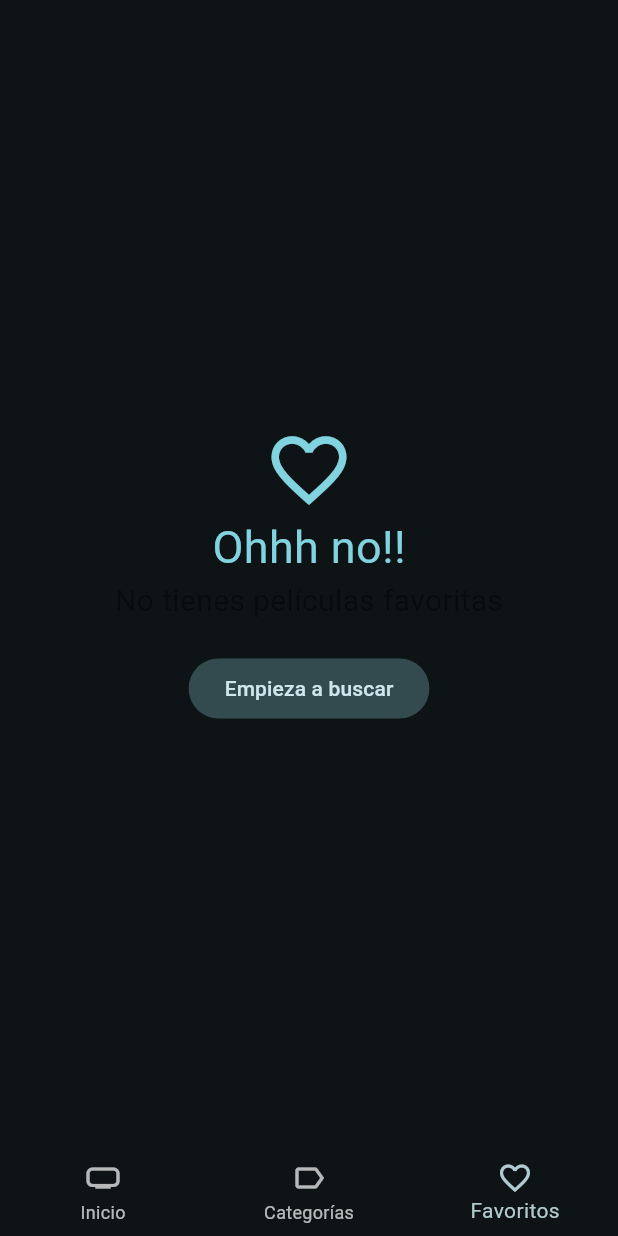
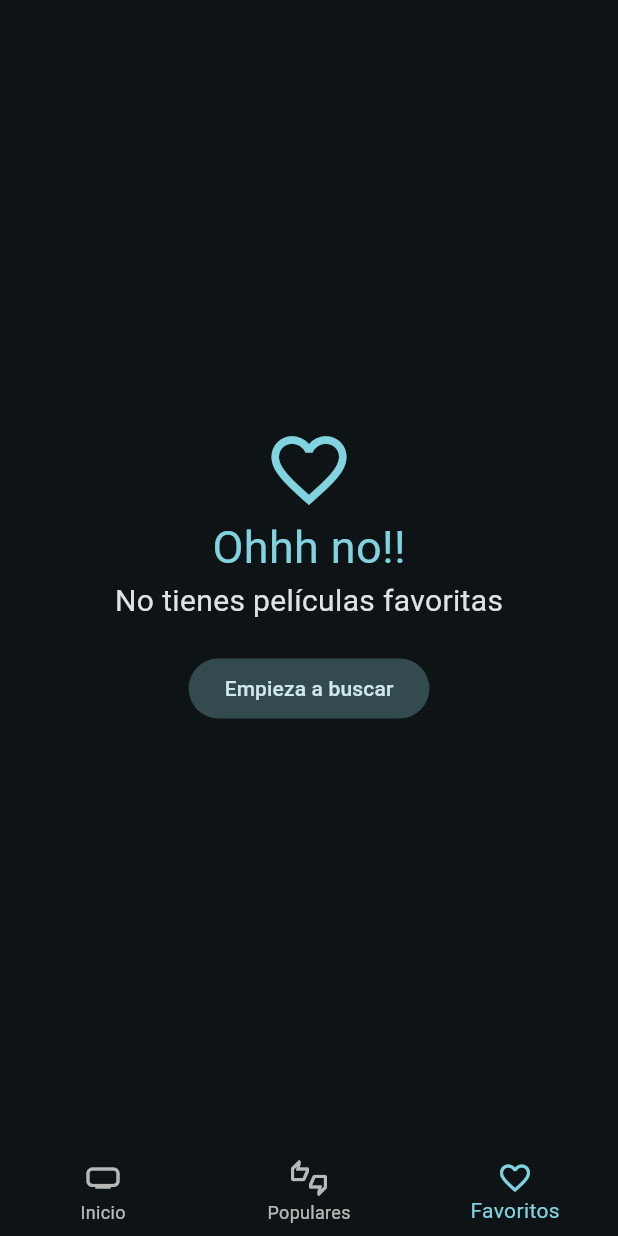
Before and after one commit to DavidSilvente/tfg_cine_app, a Flutter app: the screen it shows after launch, item 3 of the bottom bar chosen, on a phone screen of 412 x 824 dp. Run offline on Flutter 3.47's test engine with Material 3 defaults, Android fonts, the phone set to English and light mode, and no system bars; our stand-ins replace animate_do, card_swiper, dio, flutter_dotenv, flutter_riverpod, go_router and 2 more; accounts and stored records are empty; network calls fail.

Commit message:
Implementacion dark mode por defecto, adaptación gradientes, modificación estilo pagina movie, implementacion de página populares, gif de carga añadido y human format de fecha.

```diff
--- a/lib/main.dart
+++ b/lib/main.dart
@@ -3,6 +3,7 @@ import 'package:flutter_dotenv/flutter_dotenv.dart';
 import 'package:cine_tfg_app/config/router/app_router.dart';
 import 'package:cine_tfg_app/config/theme/app_theme.dart';
 import 'package:flutter_riverpod/flutter_riverpod.dart';
+import 'package:intl/date_symbol_data_local.dart';
 
 
 Future<void> main() async {
@@ -17,6 +18,9 @@ class MyApp extends StatelessWidget {
 
   @override
   Widget build(BuildContext context) {
+
+    initializeDateFormatting();
+
     return MaterialApp.router(
       routerConfig: appRouter,
       debugShowCheckedModeBanner: false,
--- a/lib/presentation/screens/movies/home_screen.dart
+++ b/lib/presentation/screens/movies/home_screen.dart
@@ -2,7 +2,7 @@ import 'package:cine_tfg_app/presentation/views/views.dart';
 import 'package:cine_tfg_app/presentation/widgets/widgets.dart';
 import 'package:flutter/material.dart';
 
-class HomeScreen extends StatelessWidget {
+class HomeScreen extends StatefulWidget {
 
   static const name = 'home-screen';
   final int pageIndex;
@@ -12,20 +12,59 @@ class HomeScreen extends StatelessWidget {
     required this.pageIndex
   });
 
+  @override
+  State<HomeScreen> createState() => _HomeScreenState();
+}
+
+//* Este Mixin es necesario para mantener el estado en el PageView
+class _HomeScreenState extends State<HomeScreen> with AutomaticKeepAliveClientMixin {
+
+  late PageController pageController;
+
+  @override
+  void initState() {
+    super.initState();
+    pageController = PageController(
+      keepPage: true
+    );
+  }
+
+  @override
+  void dispose() {
+    pageController.dispose();
+    super.dispose();
+  }
   final viewRoutes =  const <Widget>[
     HomeView(),
-    SizedBox(), // <--- categorias View
+    PopularView(), // <--- categorias View
     FavoritesView(),
   ];
 
   @override
   Widget build(BuildContext context) {
+    super.build(context);
+
+    if ( pageController.hasClients ) {
+      pageController.animateToPage(
+        widget.pageIndex,
+        curve: Curves.easeOut,
+        duration: const Duration( milliseconds: 250)
+      );
+    }
+
     return Scaffold(
-      body: IndexedStack(
-        index: pageIndex,
+      body: PageView(
+        physics: const NeverScrollableScrollPhysics(),
+        controller: pageController,
+        // index: pageIndex,
         children: viewRoutes,
       ),
-      bottomNavigationBar: CustomBottomNavigation( currentIndex: pageIndex ),
+      bottomNavigationBar: CustomBottomNavigation(
+        currentIndex: widget.pageIndex,
+      ),
     );
   }
+
+  @override
+  bool get wantKeepAlive => true;
 }
--- a/lib/presentation/views/movies/favorite_view.dart
+++ b/lib/presentation/views/movies/favorite_view.dart
@@ -56,7 +56,7 @@ class FavoritesViewState extends ConsumerState<FavoritesView> {
           children: [
             Icon( Icons.favorite_outline_sharp, size: 60, color: colors.primary ),
             Text('Ohhh no!!', style: TextStyle( fontSize: 30, color: colors.primary)),
-            const Text('No tienes películas favoritas', style: TextStyle( fontSize: 20, color: Colors.black45 )),
+            const Text('No tienes películas favoritas', style: TextStyle( fontSize: 20)),
 
             const SizedBox(height: 20),
             FilledButton.tonal(
--- a/lib/presentation/views/views.dart
+++ b/lib/presentation/views/views.dart
@@ -1,2 +1,3 @@
 export 'movies/favorite_view.dart';
 export 'movies/home_view.dart';
+export 'movies/popular_view.dart';
--- a/lib/presentation/widgets/shared/custom_bottom_navigation.dart
+++ b/lib/presentation/widgets/shared/custom_bottom_navigation.dart
@@ -30,18 +30,22 @@ class CustomBottomNavigation extends StatelessWidget {
 
   @override
   Widget build(BuildContext context) {
+
+    final colors = Theme.of(context).colorScheme;
+
     return BottomNavigationBar(
       currentIndex: currentIndex,
       onTap: (value) => onItemTapped(context, value),
       elevation: 0,
+      selectedItemColor: colors.primary,
       items: const [
         BottomNavigationBarItem(
           icon: Icon( Icons.home_max ),
           label: 'Inicio'
         ),
         BottomNavigationBarItem(
-          icon: Icon( Icons.label_outline ),
-          label: 'Categorías'
+          icon: Icon( Icons.thumbs_up_down_outlined),
+          label: 'Populares'
         ),
         BottomNavigationBarItem(
           icon: Icon( Icons.favorite_outline ),
--- a/lib/presentation/widgets/widgets.dart
+++ b/lib/presentation/widgets/widgets.dart
@@ -5,3 +5,4 @@ export 'movies/movies_slideshow.dart';
 export 'movies/movie_horizontal_listview.dart';
 export 'movies/movie_masonry.dart';
 export 'movies/movies_poster_link.dart';
+export 'movies/movie_rating.dart';
--- a/pubspec.yaml
+++ b/pubspec.yaml
@@ -42,6 +42,7 @@ dependencies:
   isar: ^3.1.0+1
   isar_flutter_libs: ^3.1.0+1
   path_provider: ^2.1.3
+  youtube_player_flutter: ^9.0.1
 
 dependency_overrides:
   collection: ^1.19.0
@@ -64,6 +65,7 @@ flutter:
   # To add assets to your application, add an assets section, like this:
   assets:
     - .env
+    - assets/loaders/
   #   - images/a_dot_ham.jpeg
   # An image asset can refer to one or more resolution-specific "variants", see
   # https://flutter.dev/assets-and-images/#resolution-aware
```
Also changed, not shown: lib/presentation/delegates/search_movie_delegate.dart (+8 -7 lines), lib/presentation/screens/movies/movie_screen.dart (+80 -86 lines), lib/presentation/views/movies/home_view.dart (+0 -8 lines), lib/presentation/views/movies/popular_view.dart (added, +25 -0 lines), lib/presentation/widgets/actors/actors_by_movie.dart (added, +82 -0 lines), lib/presentation/widgets/movies/movie_horizontal_listview.dart (+9 -18 lines), lib/presentation/widgets/movies/movie_rating.dart (added, +28 -0 lines), lib/presentation/widgets/movies/movies_poster_link.dart (+17 -6 lines), lib/presentation/widgets/movies/movies_slideshow.dart (+8 -12 lines), lib/presentation/widgets/movies/similar_movies.dart (added, +48 -0 lines), lib/presentation/widgets/videos/videos_from_movie.dart (added, +121 -0 lines), assets/loaders/bottle-loader.gif (added), pubspec.lock, 2 other files.
